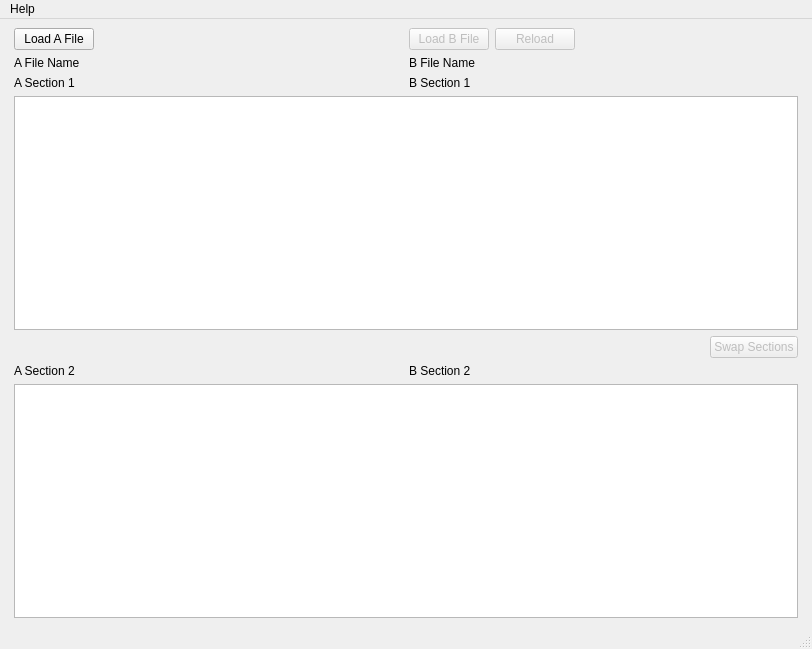
Old version of the form CuraCompareProfiles.ui in the repository aleksandarpu/CuraProfileCompare.
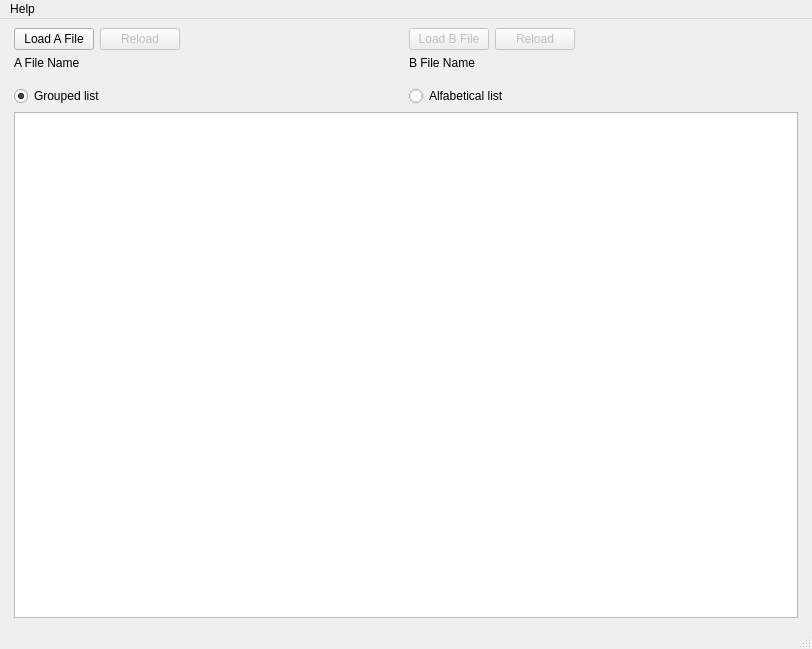
New version of the form.

Patch:
```diff
--- a/CuraCompareProfiles.ui
+++ b/CuraCompareProfiles.ui
@@ -45,6 +45,16 @@
               </property>
              </widget>
             </item>
+            <item>
+             <widget class="QPushButton" name="pushButtonReloadA">
+              <property name="enabled">
+               <bool>false</bool>
+              </property>
+              <property name="text">
+               <string>Reload</string>
+              </property>
+             </widget>
+            </item>
             <item>
              <spacer name="horizontalSpacer">
               <property name="orientation">
@@ -73,19 +83,6 @@
             </property>
            </widget>
           </item>
-          <item>
-           <widget class="QLabel" name="labelFileASection1">
-            <property name="sizePolicy">
-             <sizepolicy hsizetype="Ignored" vsizetype="Preferred">
-              <horstretch>0</horstretch>
-              <verstretch>0</verstretch>
-             </sizepolicy>
-            </property>
-            <property name="text">
-             <string>A Section 1</string>
-            </property>
-           </widget>
-          </item>
          </layout>
         </item>
         <item>
@@ -140,90 +137,46 @@
             </property>
            </widget>
           </item>
-          <item>
-           <widget class="QLabel" name="labelFileBSection1">
-            <property name="sizePolicy">
-             <sizepolicy hsizetype="Ignored" vsizetype="Preferred">
-              <horstretch>0</horstretch>
-              <verstretch>0</verstretch>
-             </sizepolicy>
-            </property>
-            <property name="text">
-             <string>B Section 1</string>
-            </property>
-           </widget>
-          </item>
          </layout>
         </item>
        </layout>
       </item>
+      <item>
+       <layout class="QHBoxLayout" name="horizontalLayout_4">
+        <property name="topMargin">
+         <number>10</number>
+        </property>
+        <item>
+         <widget class="QRadioButton" name="radioButton_2">
+          <property name="text">
+           <string>Grouped list</string>
+          </property>
+          <property name="checked">
+           <bool>true</bool>
+          </property>
+          <attribute name="buttonGroup">
+           <string notr="true">buttonGroup</string>
+          </attribute>
+         </widget>
+        </item>
+        <item>
+         <widget class="QRadioButton" name="radioButton">
+          <property name="text">
+           <string>Alfabetical list</string>
+          </property>
+          <property name="checked">
+           <bool>false</bool>
+          </property>
+          <attribute name="buttonGroup">
+           <string notr="true">buttonGroup</string>
+          </attribute>
+         </widget>
+        </item>
+       </layout>
+      </item>
       <item>
        <widget class="QTableWidget" name="tableWidget_1"/>
       </item>
-      <item>
-       <layout class="QVBoxLayout" name="verticalLayout_3">
-        <item>
-         <layout class="QHBoxLayout" name="horizontalLayout_5">
-          <item>
-           <spacer name="horizontalSpacer_2">
-            <property name="orientation">
-             <enum>Qt::Horizontal</enum>
-            </property>
-            <property name="sizeHint" stdset="0">
-             <size>
-              <width>40</width>
-              <height>20</height>
-             </size>
-            </property>
-           </spacer>
-          </item>
-          <item>
-           <widget class="QPushButton" name="pushButtonSwapSections">
-            <property name="enabled">
-             <bool>false</bool>
-            </property>
-            <property name="text">
-             <string>Swap Sections</string>
-            </property>
-           </widget>
-          </item>
-         </layout>
-        </item>
-        <item>
-         <layout class="QHBoxLayout" name="horizontalLayout_4">
-          <item>
-           <widget class="QLabel" name="labelFileASection2">
-            <property name="sizePolicy">
-             <sizepolicy hsizetype="Ignored" vsizetype="Preferred">
-              <horstretch>0</horstretch>
-              <verstretch>0</verstretch>
-             </sizepolicy>
-            </property>
-            <property name="text">
-             <string>A Section 2</string>
-            </property>
-           </widget>
-          </item>
-          <item>
-           <widget class="QLabel" name="labelFileBSection2">
-            <property name="sizePolicy">
-             <sizepolicy hsizetype="Ignored" vsizetype="Preferred">
-              <horstretch>0</horstretch>
-              <verstretch>0</verstretch>
-             </sizepolicy>
-            </property>
-            <property name="text">
-             <string>B Section 2</string>
-            </property>
-           </widget>
-          </item>
-         </layout>
-        </item>
-       </layout>
-      </item>
-      <item>
-       <widget class="QTableWidget" name="tableWidget_2"/>
-      </item>
      </layout>
     </item>
    </layout>
```
Left out of the diff: 3 changed lines with no effect on the pictures.
